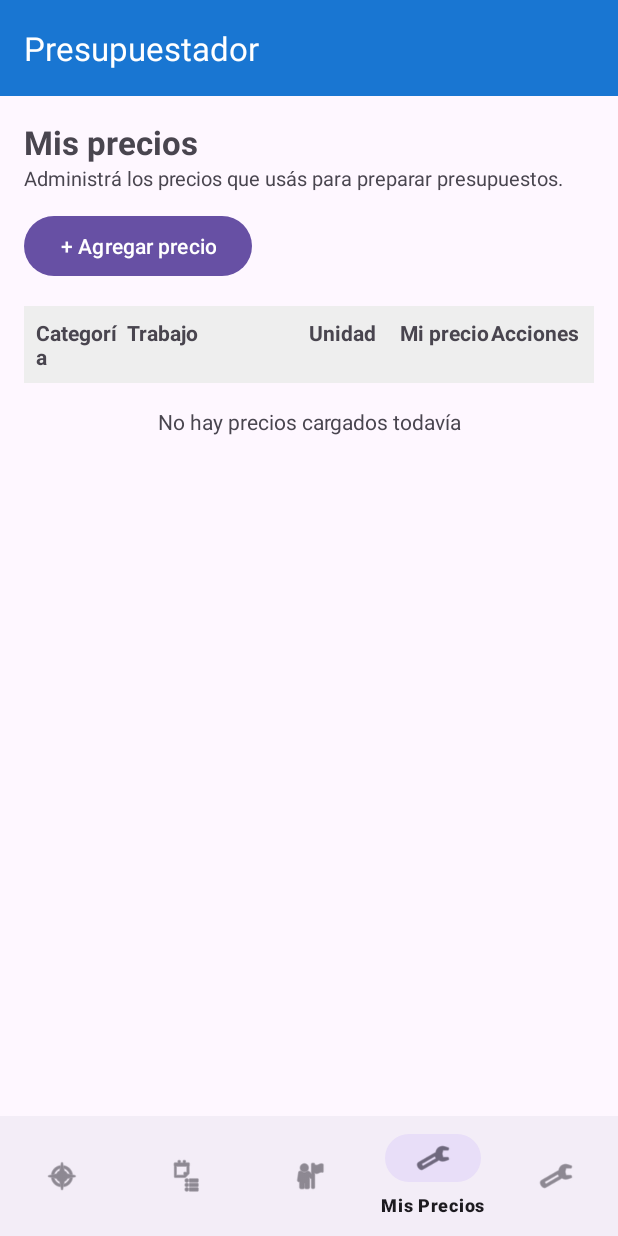
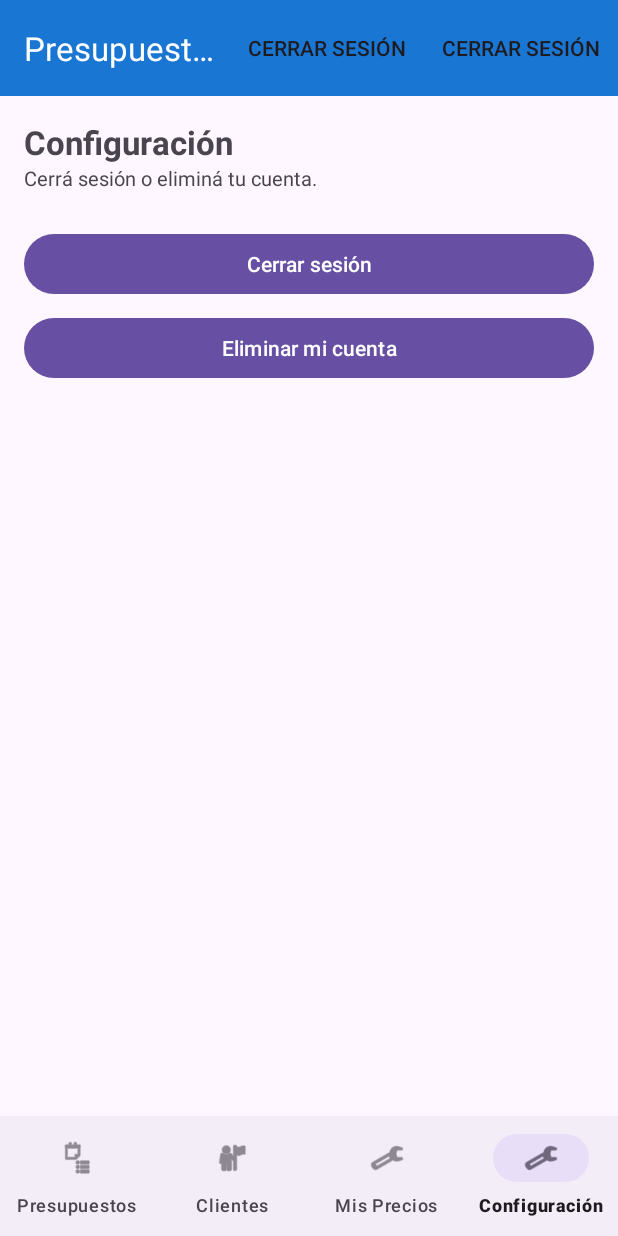
Before and after one commit to emanuelshmarin/presupuestador_android, an Android app: the HomeActivity screen opened directly, with no data from a screen before it, item 4 of the bottom bar chosen, on a phone screen of 412 x 824 dp. Run offline under Robolectric (Android 15) with nearby library versions, the phone set to English and light mode, and no system bars.

Commit message:
Agregue todas las opciones. Barra inferior y cierre de sesion.

```diff
--- /dev/null
+++ b/app/src/main/java/com/example/presupuestador/ConfiguracionFragment.java
@@ -0,0 +1,39 @@
+package com.example.presupuestador;
+
+import android.content.Intent;
+import android.os.Bundle;
+import androidx.appcompat.app.AlertDialog;
+import androidx.fragment.app.Fragment;
+import android.view.LayoutInflater;
+import android.view.View;
+import android.view.ViewGroup;
+import android.widget.Button;
+
+public class ConfiguracionFragment extends Fragment {
+
+    public ConfiguracionFragment() {
+        // Constructor vacío requerido
+    }
+
+    @Override
+    public View onCreateView(LayoutInflater inflater, ViewGroup container,
+                             Bundle savedInstanceState) {
+        View view = inflater.inflate(R.layout.fragment_configuracion, container, false);
+
+        Button btnCerrarSesion = view.findViewById(R.id.btnCerrarSesion);
+        btnCerrarSesion.setOnClickListener(v -> {
+            new AlertDialog.Builder(requireContext())
+                    .setTitle("Cerrar sesión")
+                    .setMessage("¿Estás seguro que querés cerrar sesión?")
+                    .setPositiveButton("Sí", (dialog, which) -> {
+                        Intent intent = new Intent(getActivity(), MainActivity.class);
+                        intent.setFlags(Intent.FLAG_ACTIVITY_NEW_TASK | Intent.FLAG_ACTIVITY_CLEAR_TASK);
+                        startActivity(intent);
+                    })
+                    .setNegativeButton("Cancelar", null)
+                    .show();
+        });
+
+        return view;
+    }
+}
--- a/app/src/main/java/com/example/presupuestador/HomeActivity.java
+++ b/app/src/main/java/com/example/presupuestador/HomeActivity.java
@@ -15,6 +15,25 @@ public class HomeActivity extends AppCompatActivity {
             getSupportActionBar().setTitle("Presupuestador");
         }
 
+        com.google.android.material.appbar.MaterialToolbar toolbar = findViewById(R.id.toolbar);
+        toolbar.inflateMenu(R.menu.menu_arriba);
+        toolbar.setOnMenuItemClickListener(item -> {
+            if (item.getItemId() == R.id.action_cerrar_sesion) {
+                new androidx.appcompat.app.AlertDialog.Builder(this)
+                        .setTitle("Cerrar sesión")
+                        .setMessage("¿Estás seguro que querés cerrar sesión?")
+                        .setPositiveButton("Sí", (dialog, which) -> {
+                            android.content.Intent intent = new android.content.Intent(this, MainActivity.class);
+                            intent.setFlags(android.content.Intent.FLAG_ACTIVITY_NEW_TASK | android.content.Intent.FLAG_ACTIVITY_CLEAR_TASK);
+                            startActivity(intent);
+                        })
+                        .setNegativeButton("Cancelar", null)
+                        .show();
+                return true;
+            }
+            return false;
+        });
+
         BottomNavigationView bottomNav = findViewById(R.id.bottom_nav);
 
         // Al arrancar, mostramos Presupuestos por defecto
@@ -27,18 +46,14 @@ public class HomeActivity extends AppCompatActivity {
         bottomNav.setOnItemSelectedListener(item -> {
             int id = item.getItemId();
             Fragment fragment = null;
-
-            if (id == R.id.nav_inicio) {
-                // Todavía no existe InicioFragment, lo creamos después
-                fragment = null;
-            } else if (id == R.id.nav_presupuestos) {
+            if (id == R.id.nav_presupuestos) {
                 fragment = new PresupuestoFragment();
             } else if (id == R.id.nav_clientes) {
-            fragment = new ClientesFragment();
+                fragment = new ClientesFragment();
             } else if (id == R.id.nav_precios) {
                 fragment = new PreciosFragment();
             } else if (id == R.id.nav_configuracion) {
-                fragment = null; // después
+                fragment = new ConfiguracionFragment();
             }
 
             if (fragment != null) {
--- a/app/src/main/res/layout/activity_home.xml
+++ b/app/src/main/res/layout/activity_home.xml
@@ -12,6 +12,7 @@
         android:layout_height="?attr/actionBarSize"
         android:background="#1976D2"
         app:title="Presupuestador"
+        app:menu="@menu/menu_arriba"
         app:titleTextColor="#FFFFFF" />
 
     <!-- Marco donde van los Fragments -->
@@ -26,6 +27,7 @@
         android:id="@+id/bottom_nav"
         android:layout_width="match_parent"
         android:layout_height="wrap_content"
-        app:menu="@menu/menu_inferior" />
+        app:menu="@menu/menu_inferior"
+        app:labelVisibilityMode="labeled" />
 
 </LinearLayout>
--- /dev/null
+++ b/app/src/main/res/layout/fragment_configuracion.xml
@@ -0,0 +1,35 @@
+<?xml version="1.0" encoding="utf-8"?>
+<LinearLayout xmlns:android="http://schemas.android.com/apk/res/android"
+    android:layout_width="match_parent"
+    android:layout_height="match_parent"
+    android:orientation="vertical"
+    android:padding="16dp">
+
+    <TextView
+        android:layout_width="wrap_content"
+        android:layout_height="wrap_content"
+        android:text="Configuración"
+        android:textSize="22sp"
+        android:textStyle="bold" />
+
+    <TextView
+        android:layout_width="wrap_content"
+        android:layout_height="wrap_content"
+        android:text="Cerrá sesión o eliminá tu cuenta."
+        android:textSize="13sp" />
+
+    <Button
+        android:id="@+id/btnCerrarSesion"
+        android:layout_width="match_parent"
+        android:layout_height="wrap_content"
+        android:layout_marginTop="24dp"
+        android:text="Cerrar sesión" />
+
+    <Button
+        android:id="@+id/btnEliminarCuenta"
+        android:layout_width="match_parent"
+        android:layout_height="wrap_content"
+        android:layout_marginTop="8dp"
+        android:text="Eliminar mi cuenta" />
+
+</LinearLayout>
--- /dev/null
+++ b/app/src/main/res/menu/menu_arriba.xml
@@ -0,0 +1,10 @@
+<?xml version="1.0" encoding="utf-8"?>
+<menu xmlns:android="http://schemas.android.com/apk/res/android"
+    xmlns:app="http://schemas.android.com/apk/res-auto">
+
+    <item
+        android:id="@+id/action_cerrar_sesion"
+        android:title="Cerrar sesión"
+        app:showAsAction="always" />
+
+</menu>
--- a/app/src/main/res/menu/menu_inferior.xml
+++ b/app/src/main/res/menu/menu_inferior.xml
@@ -1,10 +1,5 @@
 <?xml version="1.0" encoding="utf-8"?>
 <menu xmlns:android="http://schemas.android.com/apk/res/android">
-
-    <item
-        android:id="@+id/nav_inicio"
-        android:title="Inicio"
-        android:icon="@android:drawable/ic_menu_compass" />
 
     <item
         android:id="@+id/nav_presupuestos"
```
Also changed, not shown: app/src/main/java/com/example/presupuestador/InicioFragment.java (deleted, +0 -64 lines), app/src/main/res/layout/fragment_inicio.xml (deleted, +0 -14 lines).
